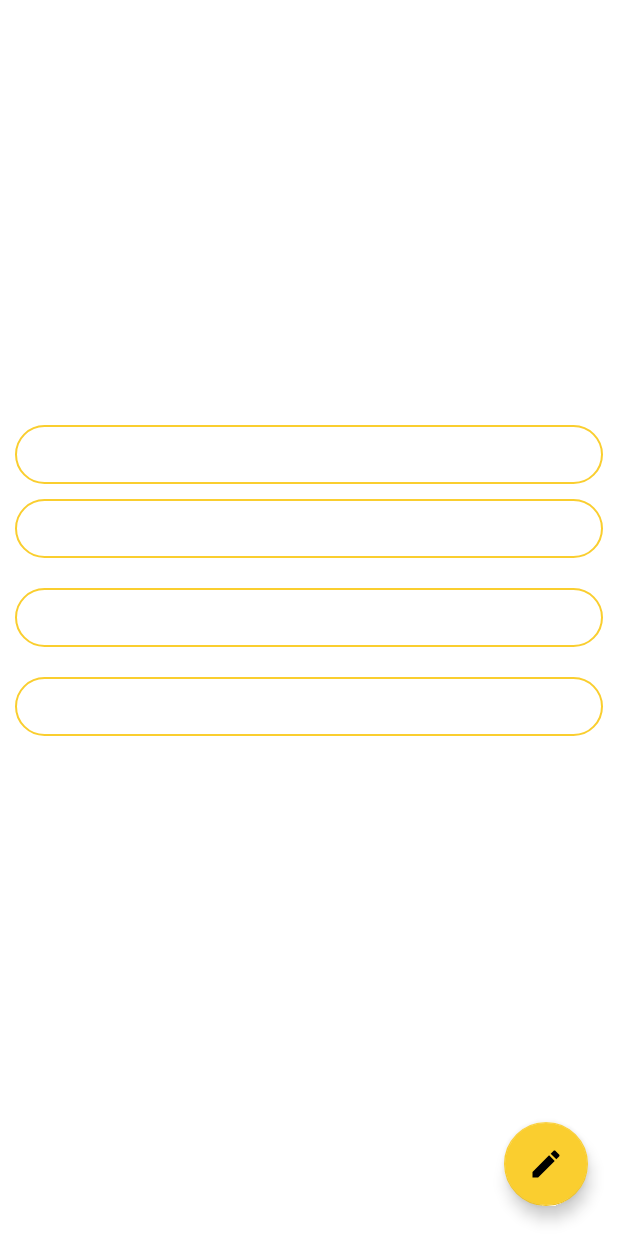
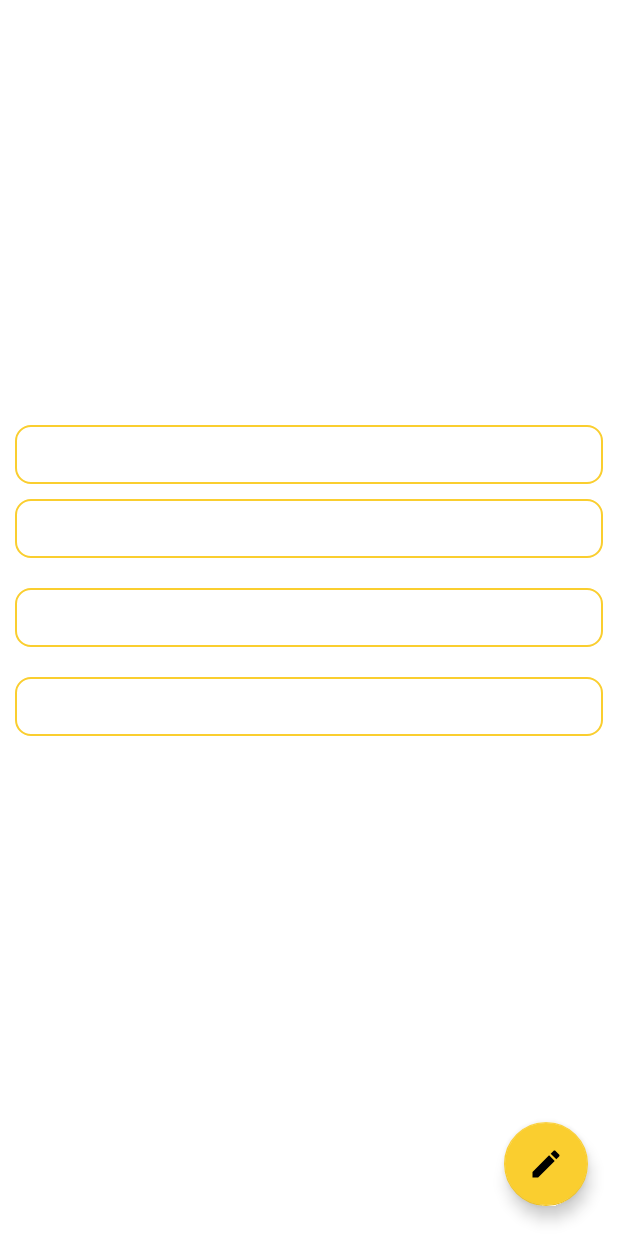
Before and after one commit to prinonbhowmik/Tour-Takers-, an Android app: the UserProfile screen opened directly, with no data from a screen before it, on a phone screen of 412 x 824 dp. Run offline under Robolectric (Android 15) with nearby library versions, the phone set to English and light mode, and no system bars; our stand-ins replace Firebase (no records; nobody signed in at launch, a user with empty details on screens opened directly); Roboto replaces fonts that are not available here; 5 statements that could not run were skipped.

Commit message:
navigation design commit

```diff
--- a/app/src/main/res/drawable/custom_et.xml
+++ b/app/src/main/res/drawable/custom_et.xml
@@ -3,7 +3,7 @@
     android:padding="10dp"
     android:shape="rectangle">
 
-    <corners android:radius="50dp"/>
+    <corners android:radius="10dp"/>
     <solid android:color="@null"/>
     <stroke android:width="1dp"
         android:color="@color/colorAccent"/>
--- a/app/src/main/res/layout/activity_main.xml
+++ b/app/src/main/res/layout/activity_main.xml
@@ -46,13 +46,14 @@
 
         <com.google.android.material.navigation.NavigationView
             android:id="@+id/nav_view"
-            android:background="@android:color/holo_blue_light"
             android:layout_width="wrap_content"
             android:layout_height="match_parent"
             android:layout_gravity="start"
             app:itemIconTint="@android:color/white"
             app:itemTextColor="@android:color/white"
-            app:menu="@menu/nav_options" />
+            android:backgroundTint="@android:color/holo_blue_light"
+            app:menu="@menu/nav_options"
+            />
 
     </androidx.drawerlayout.widget.DrawerLayout>
 
--- a/app/src/main/res/layout/activity_sign_up.xml
+++ b/app/src/main/res/layout/activity_sign_up.xml
@@ -159,7 +159,7 @@
             android:id="@+id/address_ET"
             android:layout_width="match_parent"
             android:layout_height="wrap_content"
-            android:inputType="textPassword"
+            android:inputType="text"
             android:paddingStart="20dp"
             android:paddingEnd="20dp"
             android:textSize="21sp"
```
